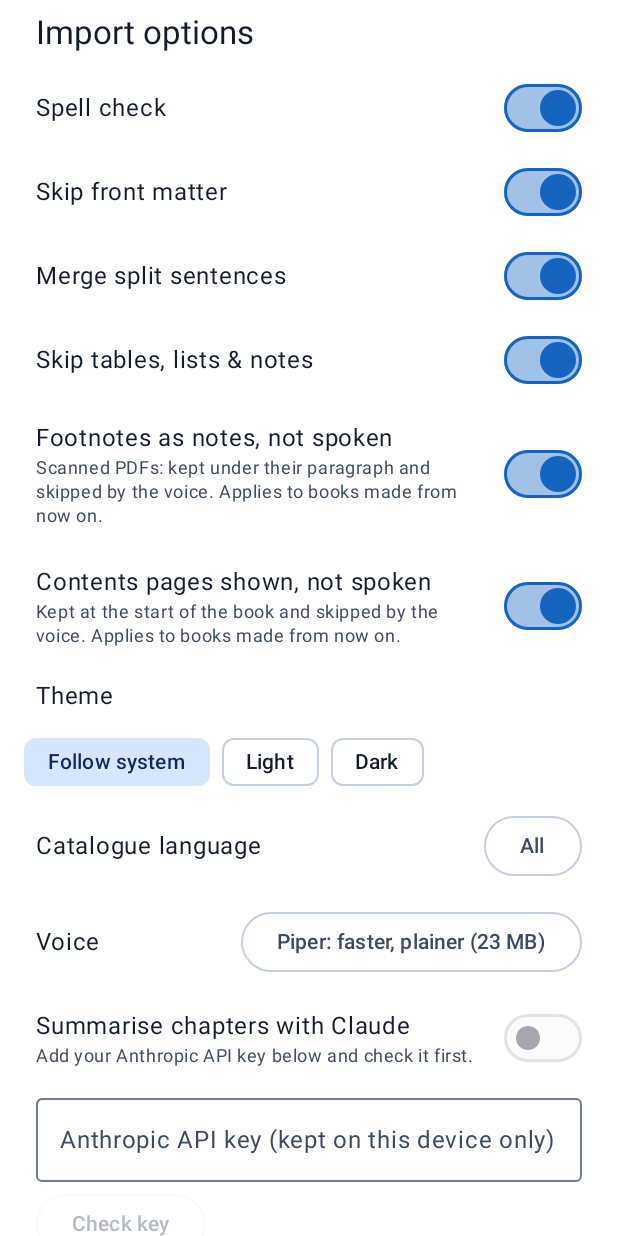
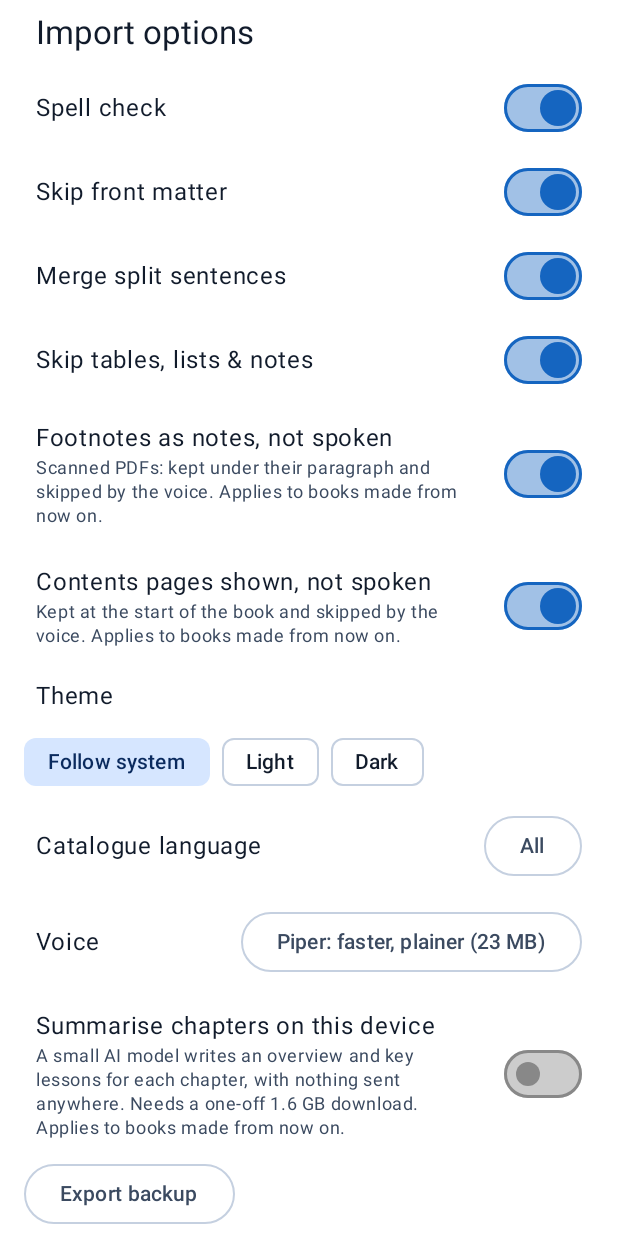
Before and after one commit to AlexHeavens/Screenplay, an Android app built with Jetpack Compose: the composable SettingsPanel shown on its own in the app's theme, on a phone screen of 412 x 824 dp. Run offline under Robolectric (Android 15) with nearby library versions, the phone set to English and light mode, and no system bars; libraries missing offline, so code that uses them is left out: com.k2fsa.sherpa, org.apache.commons, org.tukaani.xz; network calls fail; pictures from the network do not load.

Commit message:
Summarise chapters with a small model on the device, and drop the Claude API option
The summaries no longer need an account, a key or a network: Qwen 2.5 1.5B
Instruct (Apache 2.0) runs on the phone through MediaPipe's LLM inference.
Turning the switch on starts a one-off 1.6 GB download, pinned to one
revision and checked against its SHA-256, which carries on if the settings
are closed. A chapter longer than the model's window is read in parts and
summarised from notes on each. The Claude call, the API key, its check and
the warning are gone.

Co-Authored-By: Claude Sonnet 5.5 <noreply@anthropic.com>

```diff
--- a/app/build.gradle.kts
+++ b/app/build.gradle.kts
@@ -117,6 +117,7 @@ dependencies {
     implementation("androidx.work:work-runtime-ktx:2.9.1")
     // Bundled model: OCR runs offline and needs no Google Play services.
     implementation("com.google.mlkit:text-recognition:16.0.1")
+    implementation("com.google.mediapipe:tasks-genai:0.10.35")
 
     testImplementation("junit:junit:4.13.2")
     testImplementation("org.json:json:20260814")
--- a/app/src/main/java/com/screenplay/GenerateWorker.kt
+++ b/app/src/main/java/com/screenplay/GenerateWorker.kt
@@ -120,7 +120,7 @@ class GenerateWorker(ctx: Context, params: WorkerParameters) : CoroutineWorker(c
         // and spoken. They are a child of the worker, not of the reader, so they never hold up the encoding.
         val summarySettings = SummarySettings.load(ctx)
         val textWhole = CompletableDeferred<Unit>()
-        val summaries = if (!summarySettings.usable) null else launch {
+        val summaries = if (!summarySettings.enabled) null else launch {
             // After a failure it waits for the text to be whole, then tries again, rather than call the API every few seconds.
             while (!textWhole.isCompleted && Summaries.load(ctx, id).failure == null) {
                 Summaries.run(ctx, id, audio = false, textWhole = false)
@@ -268,7 +268,7 @@ class GenerateWorker(ctx: Context, params: WorkerParameters) : CoroutineWorker(c
         Library.saveSegments(ctx, id, ordered)
         Library.update(ctx, id) { it.copy(status = Status.READY, commit = BuildConfig.COMMIT, progress = 1f, durationMs = ordered.last().end, positionMs = it.positionMs?.let { p -> Speech.moved(p, segments, ordered) }) }
         // The clips come after READY, so speaking them never slows the book; the text summaries made meanwhile are kept, and a failed one is retried.
-        if (summarySettings.usable) {
+        if (summarySettings.enabled) {
             summaries?.join()
             Summaries.run(ctx, id, summarySettings.audio)
         }
--- a/app/src/main/java/com/screenplay/MainActivity.kt
+++ b/app/src/main/java/com/screenplay/MainActivity.kt
@@ -247,7 +247,6 @@ fun Shelf(onOpen: (String) -> Unit, onFind: () -> Unit) {
         val imported = ImportQueue.imported(books)
         val failedDownloads = ImportQueue.failedDownloads(books)
         LazyColumn(Modifier.padding(pad)) {
-            item(key = "summary-key-warning") { KeyWarning() }
             // Shown only while a book is still being made; the queue empties and the section goes.
             if (importing.isNotEmpty() || pending.isNotEmpty() || failedDownloads.isNotEmpty()) {
                 item(key = "header-importing") {
@@ -432,9 +431,9 @@ val OptionGap = 16.dp
 
 /** One labelled on/off switch, with an optional line saying more under it. The whole row toggles and carries the Switch role, so semantics expose the state. */
 @Composable
-fun SwitchRow(label: String, checked: Boolean, tag: String, hint: String? = null, enabled: Boolean = true, onChange: (Boolean) -> Unit) {
+fun SwitchRow(label: String, checked: Boolean, tag: String, hint: String? = null, onChange: (Boolean) -> Unit) {
     Row(
-        Modifier.fillMaxWidth().toggleable(checked, enabled = enabled, role = Role.Switch, onValueChange = onChange).padding(horizontal = 24.dp, vertical = 12.dp).testTag(tag),
+        Modifier.fillMaxWidth().toggleable(checked, role = Role.Switch, onValueChange = onChange).padding(horizontal = 24.dp, vertical = 12.dp).testTag(tag),
         verticalAlignment = Alignment.CenterVertically,
     ) {
         Column(Modifier.weight(1f).padding(end = OptionGap)) {
@@ -443,7 +442,7 @@ fun SwitchRow(label: String, checked: Boolean, tag: String, hint: String? = null
         }
         val on = MaterialTheme.colorScheme.primary
         Switch(
-            checked, null, Modifier.testTag("$tag-switch"), enabled = enabled,
+            checked, null, Modifier.testTag("$tag-switch"),
             colors = SwitchDefaults.colors(
                 checkedThumbColor = on, checkedTrackColor = on.copy(alpha = 0.4f), checkedBorderColor = on,
                 uncheckedThumbColor = Color.Gray, uncheckedTrackColor = Color.LightGray, uncheckedBorderColor = Color.Gray,
@@ -515,78 +514,25 @@ fun SettingsPanel(options: Options, onExportBackup: () -> Unit, set: (Options) -
         status?.let { Text(it, Modifier.padding(horizontal = 24.dp).testTag("voice-status"), style = MaterialTheme.typography.bodySmall) }
         var summary by remember { mutableStateOf(SummarySettings.load(ctx)) }
         fun setSummary(s: SummarySettings) { summary = s; s.save(ctx) }
-        // The summaries send the book to Anthropic, so they can only be turned on once the key has been checked with Anthropic; off is always allowed.
-        var check by remember { mutableStateOf<KeyStatus?>(null) }
-        var checking by remember { mutableStateOf(false) }
+        // The model runs on the device, so nothing leaves it; turning the summaries on starts the one-off download, which goes on if the panel is closed.
+        val downloading by LocalModel.progress.collectAsState()
+        val downloadFailure by LocalModel.failure.collectAsState()
         SwitchRow(
-            "Summarise chapters with Claude", summary.enabled, "opt-summaries", enabled = summary.keyChecked || summary.enabled,
-            hint = if (summary.keyChecked || summary.enabled) "Sends the book's text to Anthropic's API with your own key, kept on this device. Applies to books made from now on."
-            else "Add your Anthropic API key below and check it first.",
-        ) { setSummary(summary.copy(enabled = it)) }
-        OutlinedTextField(
-            summary.apiKey, { check = null; setSummary(summary.copy(apiKey = it, keyChecked = false)) }, Modifier.fillMaxWidth().padding(horizontal = 24.dp).testTag("api-key"),
-            label = { Text("Anthropic API key (kept on this device only)") }, singleLine = true,
-            visualTransformation = androidx.compose.ui.text.input.PasswordVisualTransformation(),
-        )
-        Row(Modifier.fillMaxWidth().padding(horizontal = 24.dp, vertical = 4.dp), verticalAlignment = Alignment.CenterVertically, horizontalArrangement = Arrangement.spacedBy(12.dp)) {
-            OutlinedButton(
-                {
-                    val key = summary.apiKey
-                    checking = true
-                    scope.launch {
-                        val found = Engines.checkKey(key)
-                        checking = false
-                        check = found
-                        // An edit made while Anthropic answered makes the answer about another key: ignore it.
-                        if (found != KeyStatus.UNREACHABLE && summary.apiKey == key) setSummary(summary.copy(keyChecked = found == KeyStatus.VALID))
-                    }
-                },
-                Modifier.testTag("check-key"), enabled = summary.apiKey.isNotBlank() && !checking,
-            ) { Text(if (checking) "Checking…" else "Check key", maxLines = 1) }
-            val line = when {
-                check == KeyStatus.UNREACHABLE -> "Could not reach Anthropic. Try again."
-                check == KeyStatus.REJECTED || (summary.warn && summary.apiKey.isNotBlank() && check == null) -> "Anthropic rejected this key."
-                summary.keyChecked -> "Key works."
-                else -> null
-            }
-            line?.let { Text(it, Modifier.testTag("key-status"), style = MaterialTheme.typography.bodySmall) }
+            "Summarise chapters on this device", summary.enabled, "opt-summaries",
+            hint = "A small AI model writes an overview and key lessons for each chapter, with nothing sent anywhere. Needs a one-off 1.6 GB download. Applies to books made from now on.",
+        ) { on ->
+            setSummary(summary.copy(enabled = on))
+            if (on) LocalModel.start(ctx)
         }
+        val line = when {
+            downloading != null -> "Downloading the summary model: ${((downloading ?: 0f) * 100).toInt()}%"
+            downloadFailure != null && summary.enabled -> "Could not download the summary model: $downloadFailure. Turn the summaries off and on to try again."
+            else -> null
+        }
+        line?.let { Text(it, Modifier.padding(horizontal = 24.dp).testTag("model-status"), style = MaterialTheme.typography.bodySmall) }
         if (summary.enabled) SwitchRow("Speak each summary, in the voice above", summary.audio, "opt-summary-audio") { setSummary(summary.copy(audio = it)) }
-        if (summary.warn) KeyWarning()
         Row(Modifier.fillMaxWidth().padding(horizontal = 16.dp), horizontalArrangement = Arrangement.spacedBy(8.dp)) {
             OutlinedButton(onExportBackup, Modifier.testTag("export-backup")) { Text("Export backup", maxLines = 1) }
-        }
-    }
-}
-
-/**
- * Warns that the summaries are on but the key no longer works, so books are being made without them. It looks again at the
- * key when it first shows (Anthropic may have revoked it since), and follows the stored setting as the settings panel changes it.
- */
-@Composable
-fun KeyWarning(onClick: (() -> Unit)? = null) {
-    val ctx = LocalContext.current
-    var settings by remember { mutableStateOf(SummarySettings.load(ctx)) }
-    LaunchedEffect(Unit) {
-        if (settings.usable) {
-            when (Engines.checkKey(settings.apiKey)) {
-                KeyStatus.REJECTED -> SummarySettings.markChecked(ctx, false)
-                else -> {}
-            }
-        }
-        while (true) {
-            settings = SummarySettings.load(ctx)
-            kotlinx.coroutines.delay(2_000)
-        }
-    }
-    // A Box, so a lazy list item holding this always has a layout node, even when there is nothing to warn of.
-    Box(Modifier.fillMaxWidth()) {
-        if (settings.warn) {
-            Text(
-                "Chapter summaries are turned on, but your Anthropic API key does not work. New books are made without them. Open Settings to check the key.",
-                Modifier.fillMaxWidth().padding(horizontal = 24.dp, vertical = 8.dp).testTag("summary-key-warning"),
-                color = MaterialTheme.colorScheme.error, style = MaterialTheme.typography.bodyMedium,
-            )
         }
     }
 }
--- a/app/src/main/java/com/screenplay/Speech.kt
+++ b/app/src/main/java/com/screenplay/Speech.kt
@@ -56,10 +56,10 @@ object Engines {
     var beforeCopy: () -> Unit = {}
 
     /** Where tests swap in the chapter summariser, so no call goes to the Claude API. */
-    var summariser: (Context) -> Summariser = { ClaudeSummariser(it) }
+    var summariser: (Context) -> Summariser = { LocalSummariser(it) }
 
-    /** Where tests swap in the check of an API key, so no call goes to Anthropic. */
-    var checkKey: suspend (String) -> KeyStatus = { ClaudeSummariser.check(it) }
+    /** Where tests swap in the download of the summary model, so no 1.6 GB file is fetched. Does nothing if the model is there. */
+    var prepareSummaryModel: suspend (Context, (Float) -> Unit) -> Unit = { c, progress -> LocalModel.ensure(c, progress) }
 
     /**
      * The speech lanes for the voice the user chose, its model downloaded first if it is missing (the settings sheet downloads it when it is picked;
--- a/app/src/main/java/com/screenplay/SummarySettings.kt
+++ b/app/src/main/java/com/screenplay/SummarySettings.kt
@@ -7,23 +7,13 @@ package com.screenplay
 import android.content.Context
 import android.content.SharedPreferences
 
-/**
- * The chapter summaries' settings, kept in the settings store beside the options but outside [Options]: a book is not made differently
- * by them. The key is the user's own Anthropic API key; it stays on this device (backups are off) and is never logged.
- */
-data class SummarySettings(val enabled: Boolean = false, val audio: Boolean = false, val apiKey: String = "", val keyChecked: Boolean = false) {
-    /** Whether the summaries can be made: they are on, and the key has been checked and not found rejected since. */
-    val usable get() = enabled && keyChecked
-
-    /** On, but the key does not work (it was rejected, or edited and not checked again): the app warns of it. */
-    val warn get() = enabled && !keyChecked
-
+/** The chapter summaries' settings, kept in the settings store beside the options but outside [Options]: a book is not made differently by them. */
+data class SummarySettings(val enabled: Boolean = false, val audio: Boolean = false) {
     fun save(ctx: Context) = save(ctx.getSharedPreferences("settings", Context.MODE_PRIVATE))
 
     /** [save] on any store, so a test can drive it without a device. */
     fun save(prefs: SharedPreferences) {
-        prefs.edit().putBoolean("summaries", enabled).putBoolean("summary-audio", audio).putString("anthropic-key", apiKey.trim())
-            .putBoolean("anthropic-key-checked", keyChecked).apply()
+        prefs.edit().putBoolean("summaries", enabled).putBoolean("summary-audio", audio).apply()
     }
 
     companion object {
@@ -31,10 +21,7 @@ data class SummarySettings(val enabled: Boolean = false, val audio: Boolean = fa
 
         fun load(p: SharedPreferences): SummarySettings {
             val d = SummarySettings()
-            return SummarySettings(p.getBoolean("summaries", d.enabled), p.getBoolean("summary-audio", d.audio), p.getString("anthropic-key", d.apiKey).orEmpty(), p.getBoolean("anthropic-key-checked", d.keyChecked))
+            return SummarySettings(p.getBoolean("summaries", d.enabled), p.getBoolean("summary-audio", d.audio))
         }
-
-        /** Records what a check of the stored key found, for the key as it is now: a rejected key turns the warning on, a working one off. */
-        fun markChecked(ctx: Context, ok: Boolean) = load(ctx).let { if (it.keyChecked != ok) it.copy(keyChecked = ok).save(ctx) }
     }
 }
```
Also changed, not shown: app/src/main/java/com/screenplay/LocalModel.kt (added, +94 -0 lines), app/src/main/java/com/screenplay/LocalSummariser.kt (added, +78 -0 lines), app/src/main/java/com/screenplay/Summaries.kt (+15 -90 lines), 6 other files.
